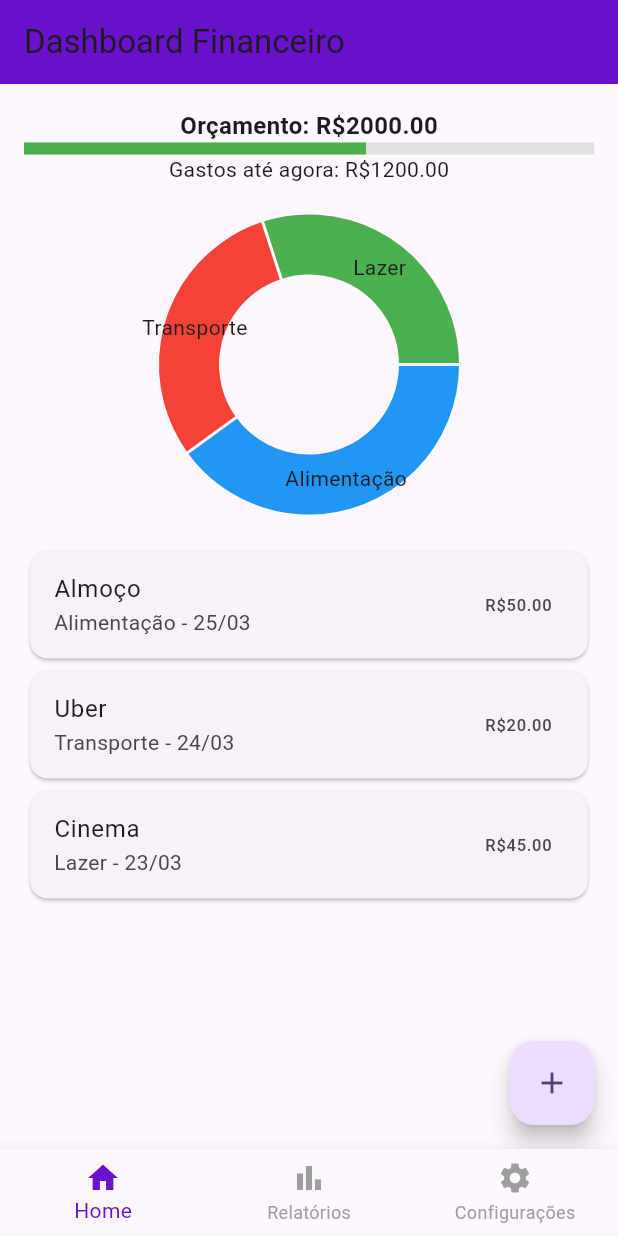
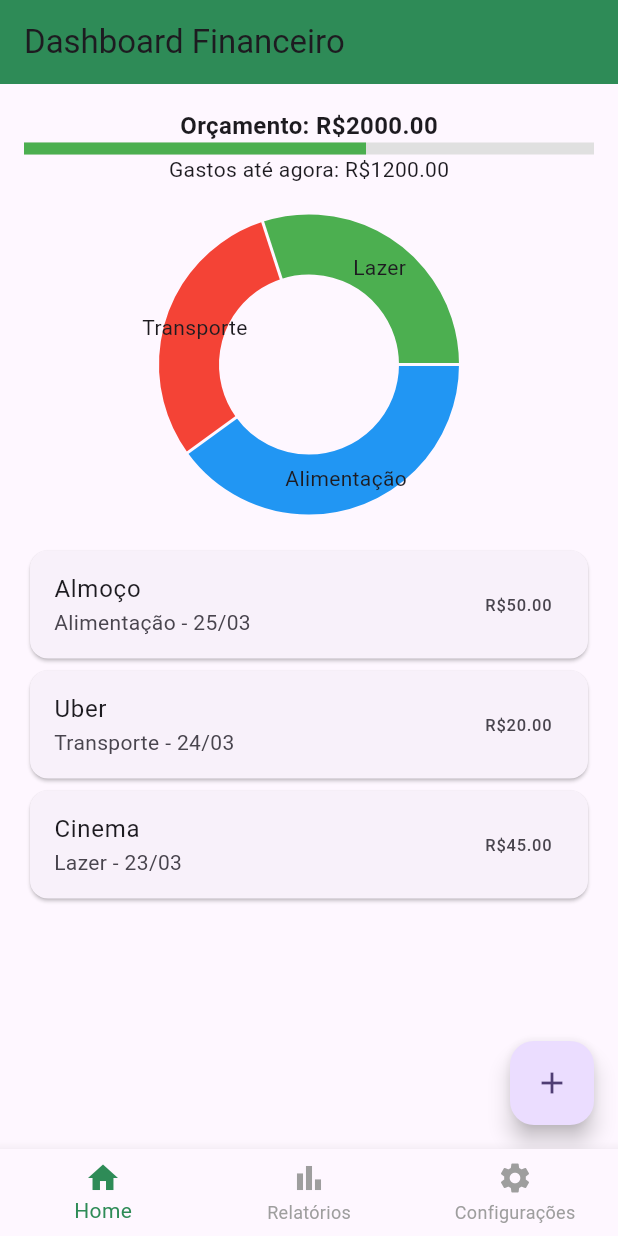
Before and after one commit to Lo-Janota/MyFinances, a Flutter app: the screen it shows after launch, after a tap on "Entrar", on a phone screen of 412 x 824 dp. Run offline on Flutter 3.47's test engine with Material 3 defaults, Android fonts, the phone set to English and light mode, and no system bars; drawn by our look-alikes of fl_chart; our stand-ins replace device_preview.

Commit message:
Correcoes e melhorias

```diff
--- a/my_finances/lib/screens/add_expense_screen.dart
+++ b/my_finances/lib/screens/add_expense_screen.dart
@@ -1,6 +1,8 @@
 import 'package:flutter/material.dart';
 
 class AddExpenseScreen extends StatefulWidget {
+  const AddExpenseScreen({super.key});
+
   @override
   _AddExpenseScreenState createState() => _AddExpenseScreenState();
 }
--- a/my_finances/lib/screens/forgot_password_screen.dart
+++ b/my_finances/lib/screens/forgot_password_screen.dart
@@ -1,6 +1,8 @@
 import 'package:flutter/material.dart';
 
 class ForgotPasswordScreen extends StatefulWidget {
+  const ForgotPasswordScreen({super.key});
+
   @override
   _ForgotPasswordScreenState createState() => _ForgotPasswordScreenState();
 }
@@ -35,7 +37,7 @@ class _ForgotPasswordScreenState extends State<ForgotPasswordScreen> {
       body: Container(
         decoration: const BoxDecoration(
           gradient: LinearGradient(
-            colors: [Color(0xFF6A11CB), Color(0xFF2575FC)],
+            colors: [Color(0xFF2E8B57), Color(0xFF66CDAA)],
             begin: Alignment.topLeft,
             end: Alignment.bottomRight,
           ),
@@ -46,7 +48,7 @@ class _ForgotPasswordScreenState extends State<ForgotPasswordScreen> {
             child: Column(
               mainAxisSize: MainAxisSize.min,
               children: [
-                Image.asset('assets/logo.png', height: 120),
+                Image.asset('assets/images/logo.png', height: 120),
                 const SizedBox(height: 30),
                 const Text(
                   'Digite seu e-mail para redefinir a senha.',
--- a/my_finances/lib/screens/home_screen.dart
+++ b/my_finances/lib/screens/home_screen.dart
@@ -5,6 +5,8 @@ import 'reports_screen.dart';
 import 'settings_screen.dart'; // Crie essa tela se ainda não existir
 
 class HomeScreen extends StatefulWidget {
+  const HomeScreen({super.key});
+
   @override
   _HomeScreenState createState() => _HomeScreenState();
 }
@@ -28,18 +30,18 @@ class _HomeScreenState extends State<HomeScreen> {
 
   @override
   Widget build(BuildContext context) {
-    final List<Widget> _screens = [
+    final List<Widget> screens = [
       _buildHomeScreen(), // Tela principal
       ReportsScreen(), // Tela de Relatórios
       SettingsScreen(), // Tela de Configurações (perfil)
     ];
 
     return Scaffold(
-      body: _screens[_currentIndex], // Exibe a tela selecionada
+      body: screens[_currentIndex], // Exibe a tela selecionada
       bottomNavigationBar: BottomNavigationBar(
         currentIndex: _currentIndex,
         onTap: _onTabTapped,
-        selectedItemColor: Color(0xFF6A11CB),
+        selectedItemColor: Color(0xFF2E8B57),
         unselectedItemColor: Colors.grey,
         items: [
           BottomNavigationBarItem(
@@ -63,7 +65,7 @@ class _HomeScreenState extends State<HomeScreen> {
     return Scaffold(
       appBar: AppBar(
         title: Text('Dashboard Financeiro'),
-        backgroundColor: Color(0xFF6A11CB),
+        backgroundColor: Color(0xFF2E8B57),
       ),
       body: Padding(
         padding: const EdgeInsets.all(16.0),
@@ -91,8 +93,8 @@ class _HomeScreenState extends State<HomeScreen> {
             });
           }
         },
+        tooltip: 'Adicionar Despesa',
         child: Icon(Icons.add),
-        tooltip: 'Adicionar Despesa',
       ),
     );
   }
--- a/my_finances/lib/screens/login_screen.dart
+++ b/my_finances/lib/screens/login_screen.dart
@@ -4,13 +4,15 @@ import 'forgot_password_screen.dart'; // Importando a tela de redefinição
 import 'home_screen.dart'; // Importe a tela HomeScreen
 
 class LoginScreen extends StatelessWidget {
+  const LoginScreen({super.key});
+
   @override
   Widget build(BuildContext context) {
     return Scaffold(
       body: Container(
         decoration: const BoxDecoration(
           gradient: LinearGradient(
-            colors: [Color(0xFF6A11CB), Color(0xFF2575FC)],
+            colors: [Color(0xFF2E8B57), Color(0xFF66CDAA)],
             begin: Alignment.topLeft,
             end: Alignment.bottomRight,
           ),
@@ -37,7 +39,7 @@ class LoginScreen extends StatelessWidget {
                   },
                   style: ElevatedButton.styleFrom(
                     backgroundColor: Colors.white,
-                    foregroundColor: Colors.blueAccent,
+                    foregroundColor: Color(0xFF2E8B57),
                     padding: const EdgeInsets.symmetric(vertical: 14),
                     shape: RoundedRectangleBorder(
                       borderRadius: BorderRadius.circular(8),
--- a/my_finances/lib/screens/register_screen.dart
+++ b/my_finances/lib/screens/register_screen.dart
@@ -1,13 +1,15 @@
 import 'package:flutter/material.dart';
 
 class RegisterScreen extends StatelessWidget {
+  const RegisterScreen({super.key});
+
   @override
   Widget build(BuildContext context) {
     return Scaffold(
       body: Container(
         decoration: const BoxDecoration(
           gradient: LinearGradient(
-            colors: [Color(0xFF6A11CB), Color(0xFF2575FC)],
+            colors: [Color(0xFF2E8B57), Color(0xFF66CDAA)],
             begin: Alignment.topLeft,
             end: Alignment.bottomRight,
           ),
@@ -18,7 +20,7 @@ class RegisterScreen extends StatelessWidget {
             child: Column(
               mainAxisSize: MainAxisSize.min,
               children: [
-                Image.asset('assets/logo.png', height: 120),
+                Image.asset('assets/images/logo.png', height: 120),
                 const SizedBox(height: 30),
                 _buildTextField(Icons.person, 'Nome', false),
                 const SizedBox(height: 15),
--- a/my_finances/lib/screens/reports_screen.dart
+++ b/my_finances/lib/screens/reports_screen.dart
@@ -9,12 +9,14 @@ class ReportsScreen extends StatelessWidget {
     {'nome': 'Gasolina', 'valor': 100.0, 'categoria': 'Transporte', 'data': '21/03'},
   ];
 
+  ReportsScreen({super.key});
+
   @override
   Widget build(BuildContext context) {
     return Scaffold(
       appBar: AppBar(
         title: Text('Relatórios Financeiros'),
-        backgroundColor: Color(0xFF6A11CB), // Usando a mesma cor da tela inicial
+        backgroundColor: Color(0xFF2E8B57), // Usando a mesma cor da tela inicial
       ),
       body: Padding(
         padding: const EdgeInsets.all(16.0),
--- a/my_finances/lib/screens/settings_screen.dart
+++ b/my_finances/lib/screens/settings_screen.dart
@@ -1,12 +1,14 @@
 import 'package:flutter/material.dart';
 
 class SettingsScreen extends StatelessWidget {
+  const SettingsScreen({super.key});
+
   @override
   Widget build(BuildContext context) {
     return Scaffold(
       appBar: AppBar(
         title: Text('Configurações'),
-        backgroundColor: Color(0xFF6A11CB),
+        backgroundColor: Color(0xFF2E8B57),
       ),
       body: Center(
         child: Text('Tela de Configurações'),
```
